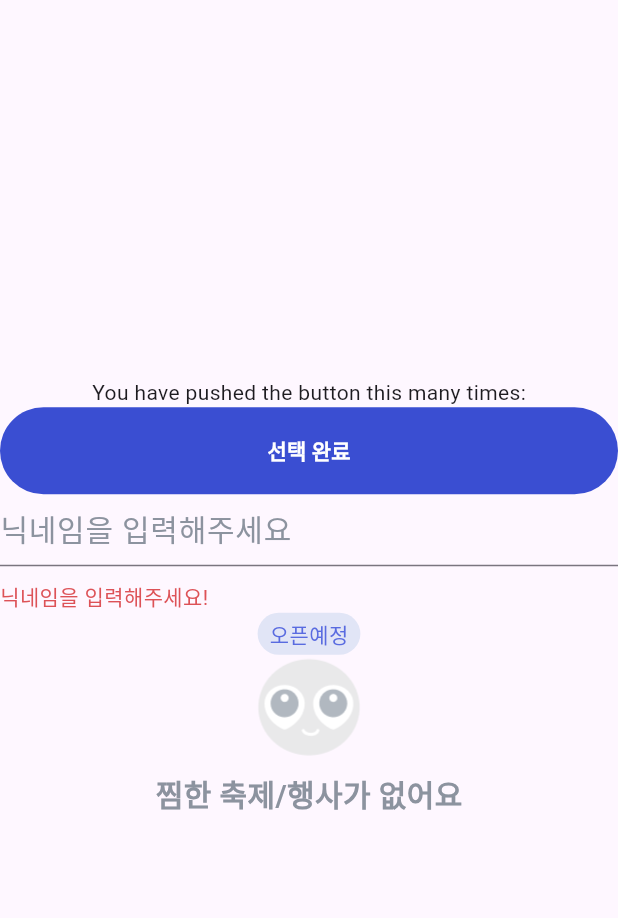
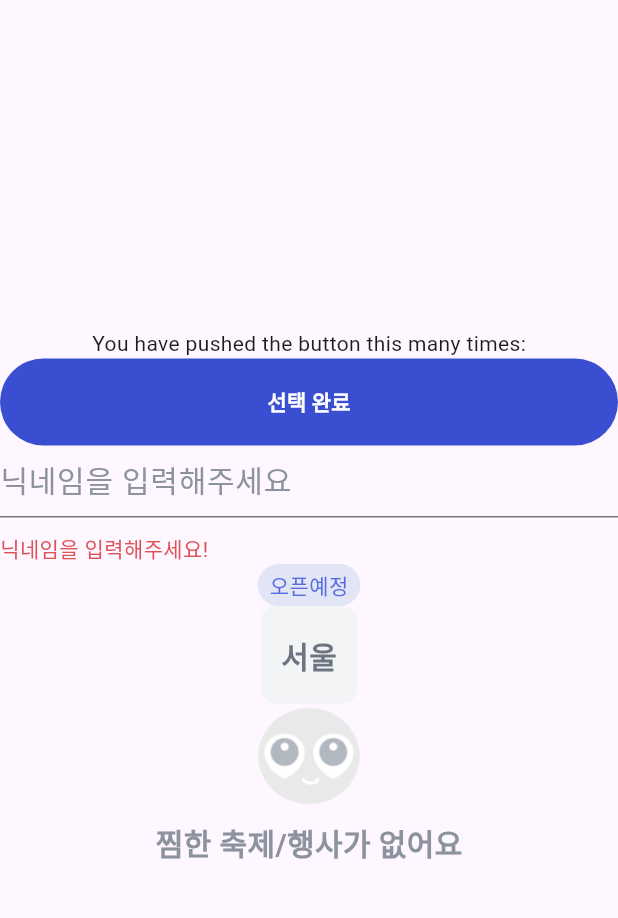
Before and after one commit to jaekyung-you/seenear_flutter, a Flutter app: the screen it shows after launch, on a phone screen of 412 x 824 dp, the part 63-981 px from its top. Run offline on Flutter 3.47's test engine with Material 2 defaults, Android fonts, the phone set to English and light mode, and no system bars; missing offline and left inert: kakao_flutter_sdk_user.

Commit message:
select_item_cell 추가

```diff
--- a/lib/const/design_system/seenear_color.dart
+++ b/lib/const/design_system/seenear_color.dart
@@ -10,6 +10,7 @@ class SeenearColor {
   static Color grey30 = const Color(0xff8C939F);
   static Color grey20 = const Color(0xffB1B8C0);
   static Color grey10 = const Color(0xffE9E9EA);
+  static Color grey5 = const Color(0xffF2F4F6);
   static Color textColor = const Color(0xff5B626D).withOpacity(0.6);
   static Color white = const Color(0xffffffff);
 
--- /dev/null
+++ b/lib/const/design_system/select_item_cell.dart
@@ -0,0 +1,33 @@
+import 'package:flutter/material.dart';
+import 'package:seenear/const/design_system/seenear_color.dart';
+
+class SelectItemCell extends StatelessWidget {
+  final String text;
+  Color? bgColor;
+  Color? fgColor;
+  final Function()? onTap;
+
+  SelectItemCell(
+      {super.key, required this.text, this.bgColor, this.fgColor, this.onTap});
+
+  @override
+  Widget build(BuildContext context) {
+    return InkWell(
+      onTap: () {
+        if (onTap != null) onTap!();
+      },
+      child: Container(
+        padding: const EdgeInsets.symmetric(horizontal: 13.5, vertical: 18.0),
+        decoration: BoxDecoration(
+          borderRadius: BorderRadius.circular(10.0),
+          color: bgColor ?? SeenearColor.grey5,
+        ),
+        child: Text(
+          text,
+          style: TextStyle(
+              fontWeight: FontWeight.w600, color: fgColor ?? SeenearColor.grey50, fontSize: 20),
+        ),
+      ),
+    );
+  }
+}
--- a/lib/main.dart
+++ b/lib/main.dart
@@ -8,6 +8,7 @@ import 'package:seenear/data/local/helper_text_type.dart';
 
 import 'const/design_system/empty_view.dart';
 import 'const/design_system/rounded_widget.dart';
+import 'const/design_system/select_item_cell.dart';
 
 void main() {
   WidgetsFlutterBinding.ensureInitialized();
@@ -79,6 +80,7 @@ class _MyHomePageState extends State<MyHomePage> {
               bgColor: SeenearColor.blue10,
               fgColor: SeenearColor.blue60,
             ),
+            SelectItemCell(text: '서울',),
             EmptyView(
               text: '찜한 축제/행사가 없어요',
             )
```
